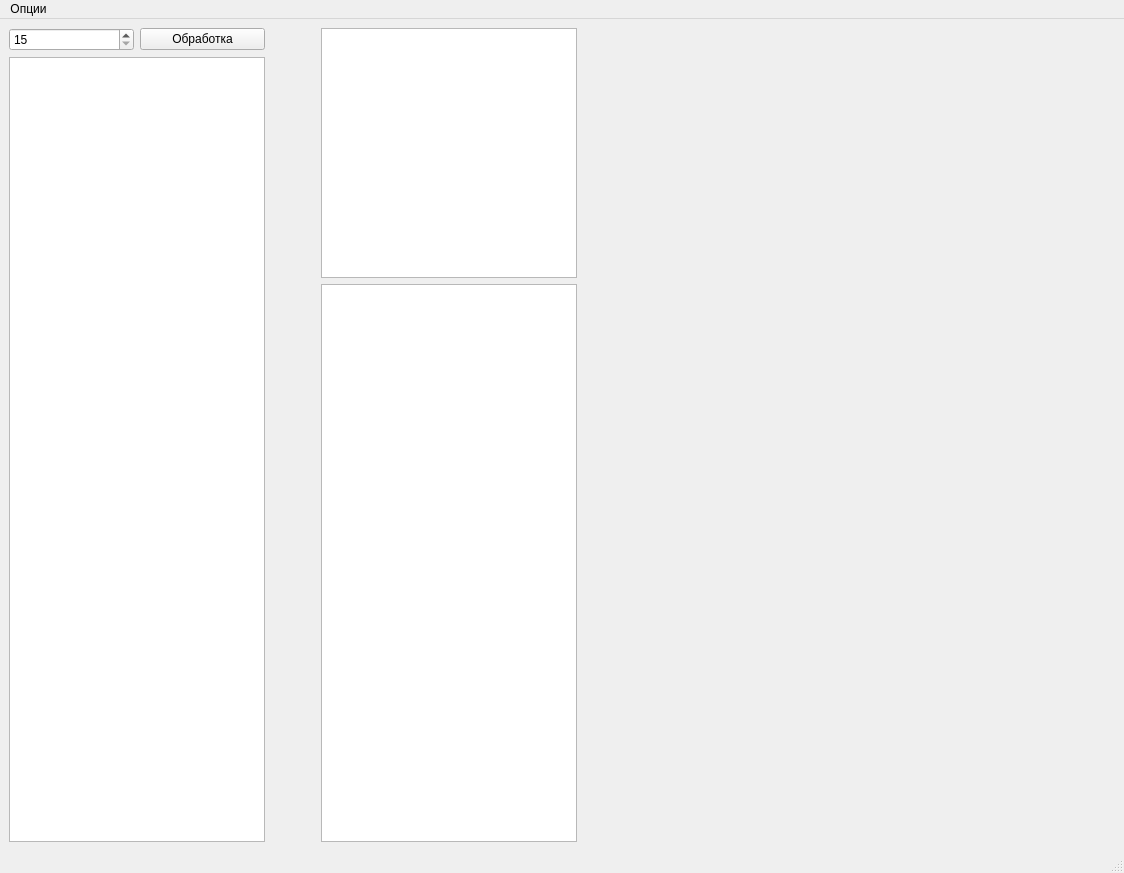
Reivi/PyStatistic2, file loadUi.ui: the form before one commit.
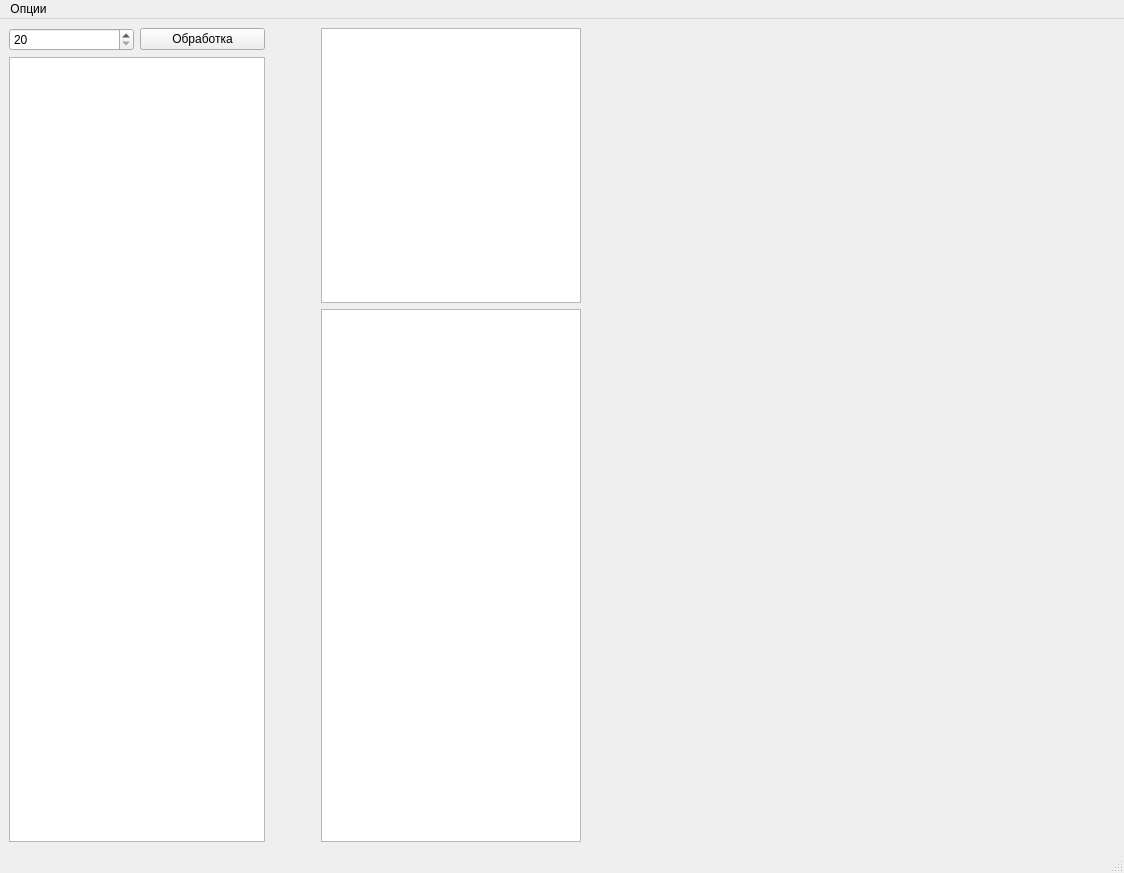
The form after the commit.

Commit message: Start prog 2

The edit to the form file:
```diff
--- a/loadUi.ui
+++ b/loadUi.ui
@@ -27,10 +27,10 @@
           <item>
            <widget class="QSpinBox" name="Spin_input_table">
             <property name="minimum">
-             <number>15</number>
+             <number>20</number>
             </property>
             <property name="maximum">
-             <number>50</number>
+             <number>200</number>
             </property>
            </widget>
           </item>
@@ -56,10 +56,16 @@
        <layout class="QVBoxLayout" name="verticalLayout_2">
         <item>
          <widget class="QTableWidget" name="Table_result">
+          <property name="minimumSize">
+           <size>
+            <width>260</width>
+            <height>0</height>
+           </size>
+          </property>
           <property name="maximumSize">
            <size>
             <width>400</width>
-            <height>250</height>
+            <height>275</height>
            </size>
           </property>
           <property name="cursor" stdset="0">
@@ -68,10 +74,63 @@
          </widget>
         </item>
         <item>
-         <widget class="QTableWidget" name="Table_statistic"/>
+         <widget class="QTableWidget" name="Table_statistic">
+          <property name="sizePolicy">
+           <sizepolicy hsizetype="Maximum" vsizetype="Expanding">
+            <horstretch>50</horstretch>
+            <verstretch>0</verstretch>
+           </sizepolicy>
+          </property>
+          <property name="minimumSize">
+           <size>
+            <width>260</width>
+            <height>0</height>
+           </size>
+          </property>
+          <property name="maximumSize">
+           <size>
+            <width>400</width>
+            <height>16777215</height>
+           </size>
+          </property>
+          <property name="sizeIncrement">
+           <size>
+            <width>0</width>
+            <height>0</height>
+           </size>
+          </property>
+          <property name="verticalScrollBarPolicy">
+           <enum>Qt::ScrollBarAlwaysOff</enum>
+          </property>
+          <property name="horizontalScrollBarPolicy">
+           <enum>Qt::ScrollBarAlwaysOff</enum>
+          </property>
+          <property name="sizeAdjustPolicy">
+           <enum>QAbstractScrollArea::AdjustIgnored</enum>
+          </property>
+          <property name="editTriggers">
+           <set>QAbstractItemView::NoEditTriggers</set>
+          </property>
+          <attribute name="horizontalHeaderStretchLastSection">
+           <bool>false</bool>
+          </attribute>
+         </widget>
         </item>
        </layout>
       </item>
+      <item>
+       <spacer name="horizontalSpacer">
+        <property name="orientation">
+         <enum>Qt::Horizontal</enum>
+        </property>
+        <property name="sizeHint" stdset="0">
+         <size>
+          <width>40</width>
+          <height>20</height>
+         </size>
+        </property>
+       </spacer>
+      </item>
      </layout>
     </item>
     <item row="0" column="1">
```
Left out of the diff: 24 changed lines with no effect on the pictures. The commit also changes 2 other files.
